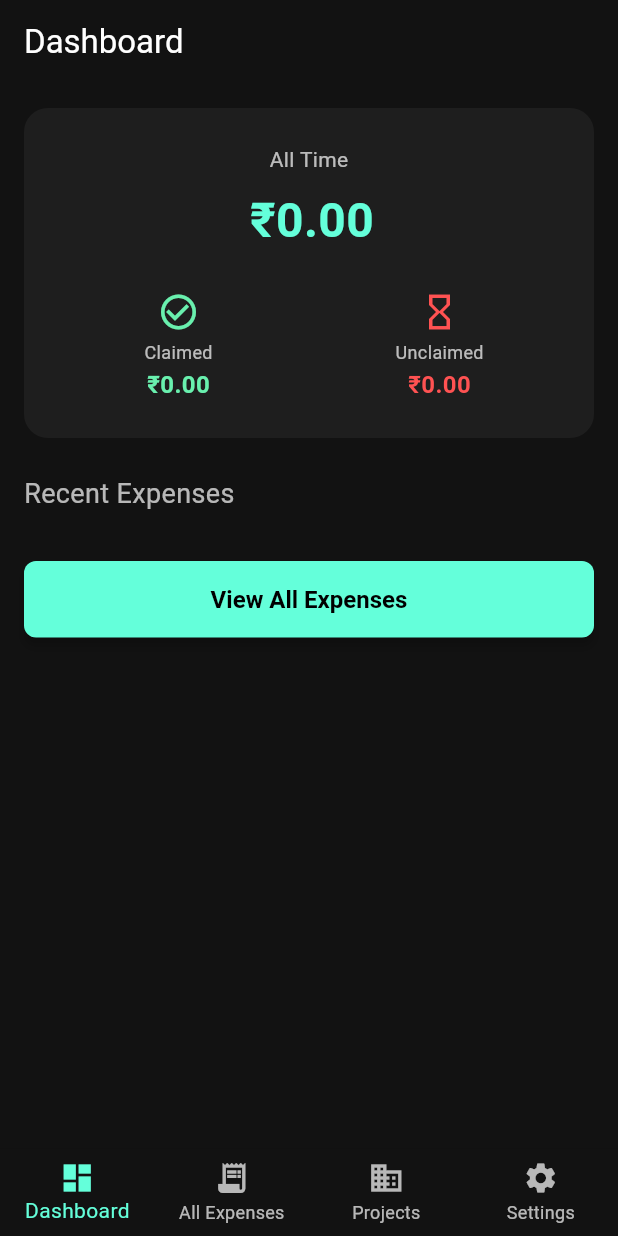
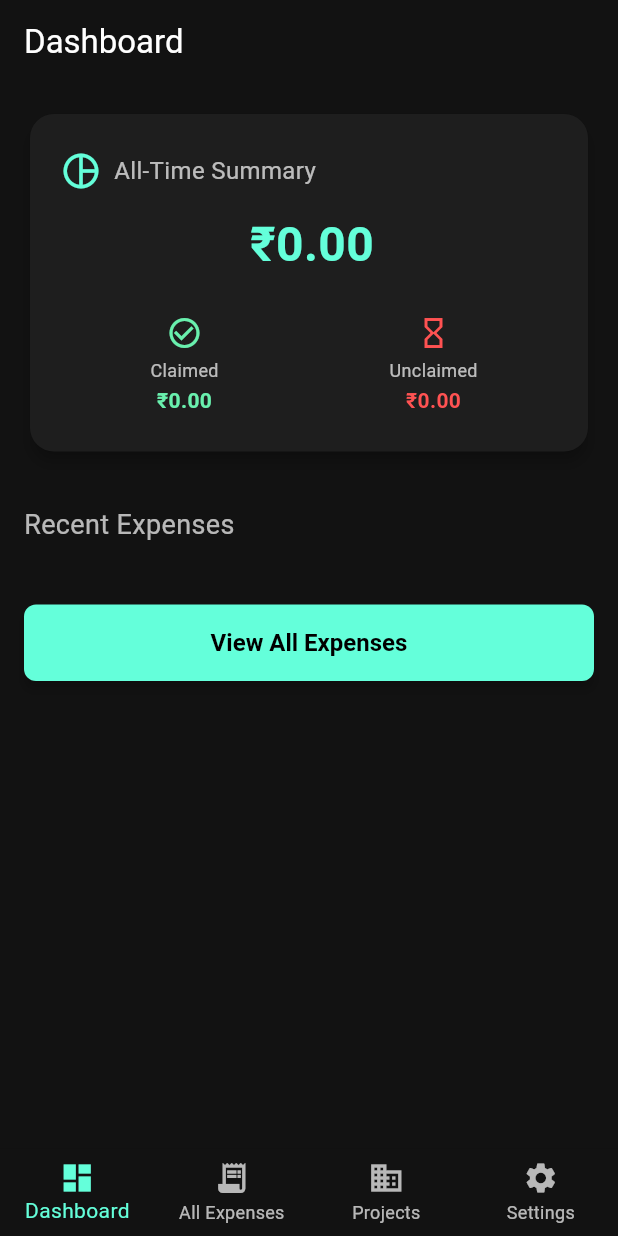
Before and after one commit to KiranPranay/Track-Exp, a Flutter app: the screen it shows after launch, on a phone screen of 412 x 824 dp. Run offline on Flutter 3.47's test engine with Material 3 defaults, Android fonts, the light colour scheme and no system bars; our stand-ins replace csv, file_picker, image_picker, sqflite; accounts and stored records are empty.

```diff
--- a/lib/pages/dashboard_page.dart
+++ b/lib/pages/dashboard_page.dart
@@ -1,6 +1,4 @@
 // lib/pages/dashboard_page.dart
-
-import 'dart:io';
 
 import 'package:flutter/material.dart';
 import '../models/expense.dart';
@@ -32,13 +30,11 @@ class _DashboardPageState extends State<DashboardPage> {
 
   Future<void> _loadStats() async {
     final all = await _db.getExpenses();
-
     double tot = 0, cl = 0;
     for (var e in all) {
       tot += e.amount;
       if (e.isClaimed) cl += e.amount;
     }
-
     setState(() {
       _total = tot;
       _claimed = cl;
@@ -47,16 +43,11 @@ class _DashboardPageState extends State<DashboardPage> {
     });
   }
 
-  Widget _buildStatTile(
-    IconData icon,
-    String label,
-    String value,
-    Color color,
-  ) {
+  Widget _statChip(IconData icon, String label, String value, Color color) {
     return Expanded(
       child: Column(
         children: [
-          Icon(icon, color: color, size: 28),
+          Icon(icon, color: color, size: 24),
           const SizedBox(height: 4),
           Text(label, style: TextStyle(color: Colors.white70, fontSize: 12)),
           const SizedBox(height: 2),
@@ -64,7 +55,7 @@ class _DashboardPageState extends State<DashboardPage> {
             value,
             style: TextStyle(
               color: color,
-              fontSize: 16,
+              fontSize: 14,
               fontWeight: FontWeight.bold,
             ),
           ),
@@ -73,11 +64,11 @@ class _DashboardPageState extends State<DashboardPage> {
     );
   }
 
-  Widget _buildRecentTile(Expense e) {
+  Widget _buildRecentItem(Expense e) {
     return ListTile(
       contentPadding: const EdgeInsets.symmetric(horizontal: 16, vertical: 4),
       title: Text(
-        '${e.vendor} - ₹${e.amount.toStringAsFixed(2)}',
+        '${e.vendor} − ₹${e.amount.toStringAsFixed(2)}',
         style: const TextStyle(
           color: Colors.white,
           fontWeight: FontWeight.bold,
@@ -119,23 +110,39 @@ class _DashboardPageState extends State<DashboardPage> {
             crossAxisAlignment: CrossAxisAlignment.stretch,
             children: [
               // ─── Unified Summary Card ─────────────────────────
-              Container(
-                decoration: BoxDecoration(
-                  color: const Color(0xFF1E1E1E),
+              Card(
+                elevation: 4,
+                shape: RoundedRectangleBorder(
                   borderRadius: BorderRadius.circular(16),
                 ),
+                color: const Color(0xFF1E1E1E),
+                child: Padding(
                   padding: const EdgeInsets.symmetric(
                     vertical: 24,
-                  horizontal: 16,
+                    horizontal: 20,
                   ),
                   child: Column(
                     children: [
-                    // Title & Total
-                    const Text(
-                      'All Time',
-                      style: TextStyle(color: Colors.white70, fontSize: 14),
+                      // header row
+                      Row(
+                        children: const [
+                          Icon(
+                            Icons.pie_chart_outline,
+                            color: Colors.tealAccent,
+                            size: 28,
                           ),
-                    const SizedBox(height: 8),
+                          SizedBox(width: 8),
+                          Text(
+                            'All-Time Summary',
+                            style: TextStyle(
+                              color: Colors.white70,
+                              fontSize: 16,
+                            ),
+                          ),
+                        ],
+                      ),
+                      const SizedBox(height: 12),
+                      // total amount (now with rupee icon!)
                       Row(
                         mainAxisAlignment: MainAxisAlignment.center,
                         children: [
@@ -151,16 +158,16 @@ class _DashboardPageState extends State<DashboardPage> {
                         ],
                       ),
                       const SizedBox(height: 24),
-                    // Claimed / Unclaimed row
+                      // claimed / unclaimed chips
                       Row(
                         children: [
-                        _buildStatTile(
+                          _statChip(
                             Icons.check_circle_outline,
                             'Claimed',
                             '₹${_claimed.toStringAsFixed(2)}',
                             Colors.greenAccent,
                           ),
-                        _buildStatTile(
+                          _statChip(
                             Icons.hourglass_empty,
                             'Unclaimed',
                             '₹${_unclaimed.toStringAsFixed(2)}',
@@ -171,8 +178,9 @@ class _DashboardPageState extends State<DashboardPage> {
                     ],
                   ),
                 ),
+              ),
 
-              const SizedBox(height: 24),
+              const SizedBox(height: 32),
               // ─── Recent 5 Expenses ────────────────────────────
               const Text(
                 'Recent Expenses',
@@ -180,11 +188,11 @@ class _DashboardPageState extends State<DashboardPage> {
               ),
               const SizedBox(height: 8),
               for (var e in _recent) ...[
-                _buildRecentTile(e),
+                _buildRecentItem(e),
                 const Divider(color: Colors.white12, height: 1),
               ],
 
-              const SizedBox(height: 24),
+              const SizedBox(height: 32),
               ElevatedButton(
                 onPressed: () {
                   Navigator.push(
@@ -192,7 +200,6 @@ class _DashboardPageState extends State<DashboardPage> {
                     MaterialPageRoute(builder: (_) => const AllExpensesPage()),
                   );
                 },
-                child: const Text('View All Expenses'),
                 style: ElevatedButton.styleFrom(
                   backgroundColor: Colors.tealAccent,
                   foregroundColor: Colors.black,
@@ -201,6 +208,7 @@ class _DashboardPageState extends State<DashboardPage> {
                     borderRadius: BorderRadius.circular(8),
                   ),
                 ),
+                child: const Text('View All Expenses'),
               ),
             ],
           ),
```
Also changed, not shown: pubspec.yaml (+21 -3 lines), assets/logo.png (added), pubspec.lock, 43 other files. Lines whose indentation alone changed are shown as unchanged.
